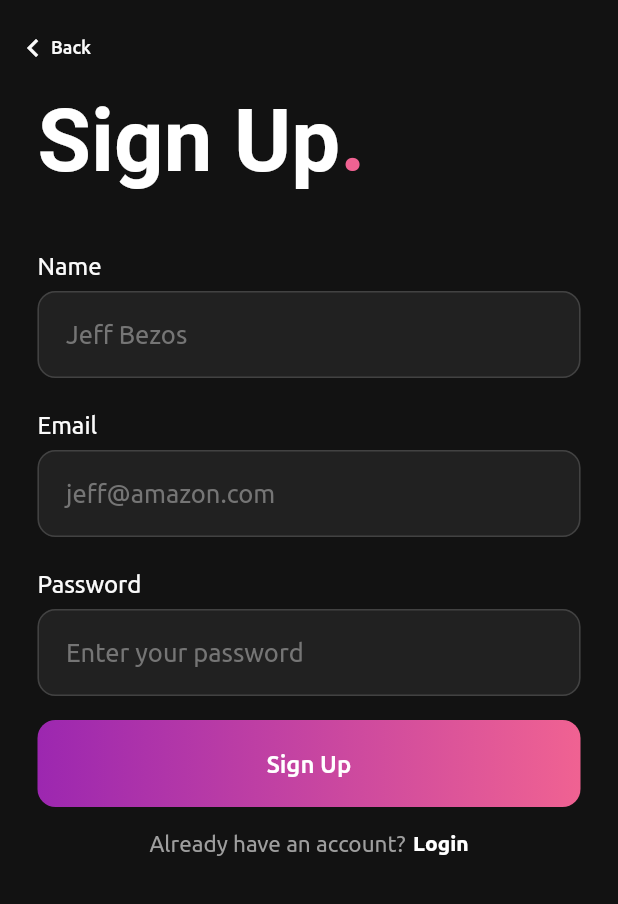
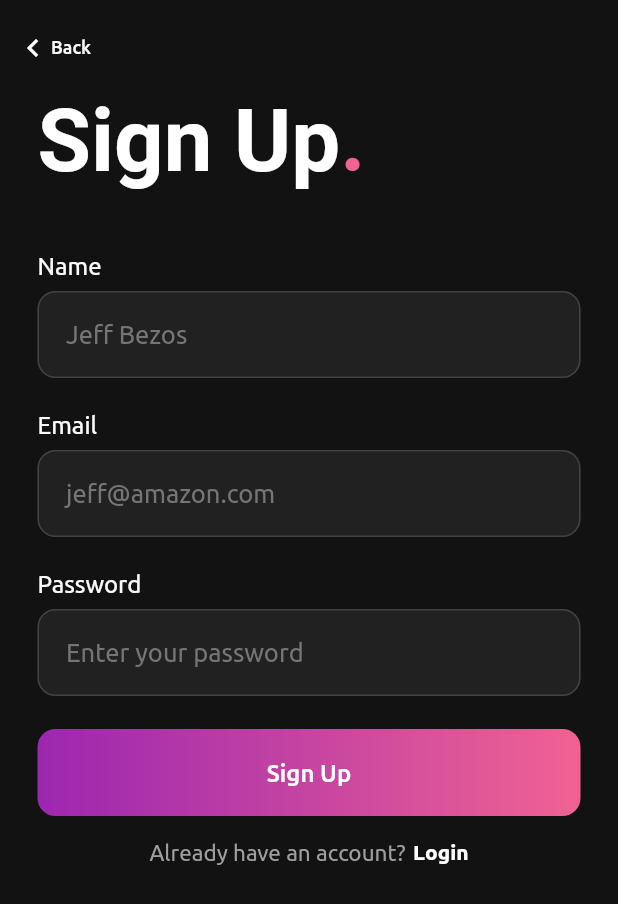
Before and after one commit to r-yeates/Clean_Dark-AuthScreenConcepts, a Flutter app: the screen it shows after launch, after a tap on "Dont have an account?", on a phone screen of 412 x 824 dp. Shown: the top 904 px of the screen. Run offline on Flutter 3.47's test engine with Material 2 defaults, Android fonts, the phone set to English and light mode, and no system bars; project files that could hold a hidden picture were left out.

Commit message:
Border colour on textfields changed

```diff
--- a/lib/login_screen.dart
+++ b/lib/login_screen.dart
@@ -55,7 +55,7 @@ class _LoginScreenState extends State<LoginScreen> {
                   ),
                   focusedBorder: OutlineInputBorder(
                     borderSide:
-                        const BorderSide(color: Colors.pink, width: 2.0),
+                        BorderSide(color: Colors.pink.shade300, width: 2.0),
                     borderRadius: BorderRadius.circular(12),
                   ),
                   fillColor: Colors.grey[900],
@@ -84,7 +84,7 @@ class _LoginScreenState extends State<LoginScreen> {
                   ),
                   focusedBorder: OutlineInputBorder(
                     borderSide:
-                        const BorderSide(color: Colors.pink, width: 2.0),
+                        BorderSide(color: Colors.pink.shade300, width: 2.0),
                     borderRadius: BorderRadius.circular(12),
                   ),
                   fillColor: Colors.grey[900],
--- a/lib/main.dart
+++ b/lib/main.dart
@@ -1,9 +1,14 @@
 import 'package:dark_login_signup_ui/login_screen.dart';
-import 'package:dark_login_signup_ui/signup_screen.dart';
 import 'package:flutter/material.dart';
+import 'package:flutter/services.dart';
 
 void main() {
   runApp(const MyApp());
+  SystemChrome.setSystemUIOverlayStyle(SystemUiOverlayStyle.dark.copyWith(
+      statusBarColor: Colors.white, // Color for Android
+      statusBarBrightness:
+          Brightness.dark // Dark == white status bar -- for IOS.
+      ));
 }
 
 class MyApp extends StatelessWidget {
--- a/lib/signup_screen.dart
+++ b/lib/signup_screen.dart
@@ -24,7 +24,7 @@ class _SignUpScreenState extends State<SignUpScreen> {
                     style: TextStyle(fontSize: 16, color: Colors.grey[50])),
                 const SizedBox(height: 8),
                 _formFields(),
-                const SizedBox(height: 16),
+                const SizedBox(height: 22),
                 _signupButton(),
                 const SizedBox(height: 16),
                 _loginScreen(context)
@@ -98,7 +98,7 @@ Widget _formFields() {
             ),
           ),
           focusedBorder: OutlineInputBorder(
-            borderSide: const BorderSide(color: Colors.pink, width: 2.0),
+            borderSide: BorderSide(color: Colors.pink.shade300, width: 2.0),
             borderRadius: BorderRadius.circular(12),
           ),
           fillColor: Colors.grey[900],
@@ -124,7 +124,7 @@ Widget _formFields() {
             ),
           ),
           focusedBorder: OutlineInputBorder(
-            borderSide: const BorderSide(color: Colors.pink, width: 2.0),
+            borderSide: BorderSide(color: Colors.pink.shade300, width: 2.0),
             borderRadius: BorderRadius.circular(12),
           ),
           fillColor: Colors.grey[900],
@@ -151,7 +151,7 @@ Widget _formFields() {
             ),
           ),
           focusedBorder: OutlineInputBorder(
-            borderSide: const BorderSide(color: Colors.pink, width: 2.0),
+            borderSide: BorderSide(color: Colors.pink.shade300, width: 2.0),
             borderRadius: BorderRadius.circular(12),
           ),
           fillColor: Colors.grey[900],
```
